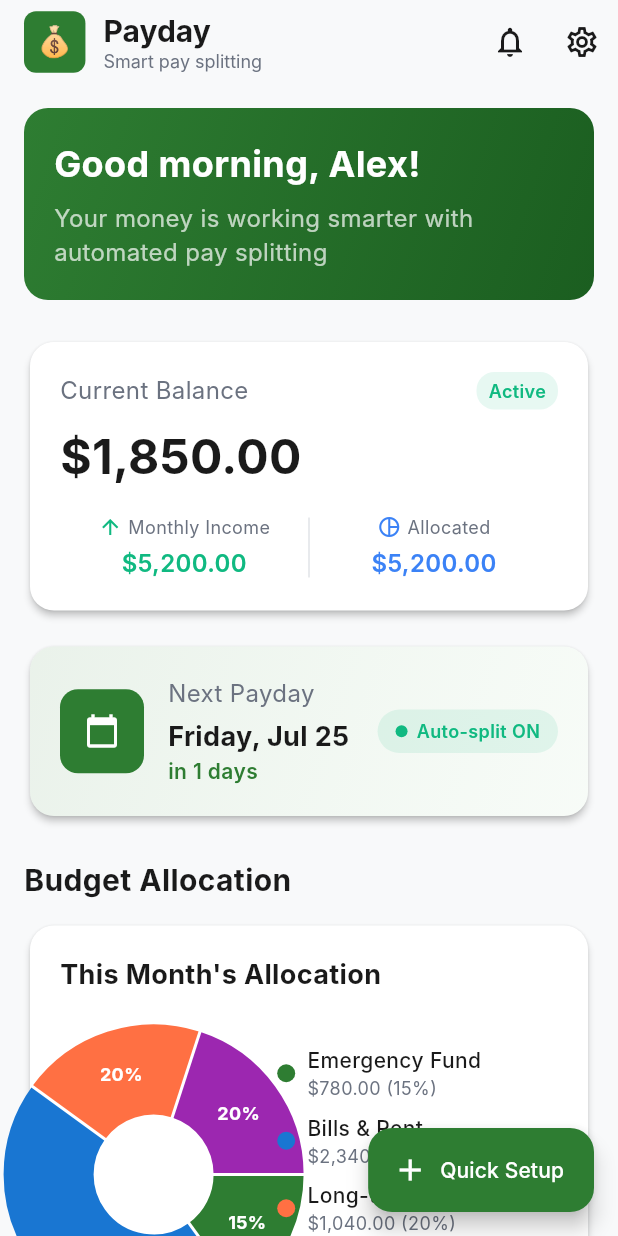
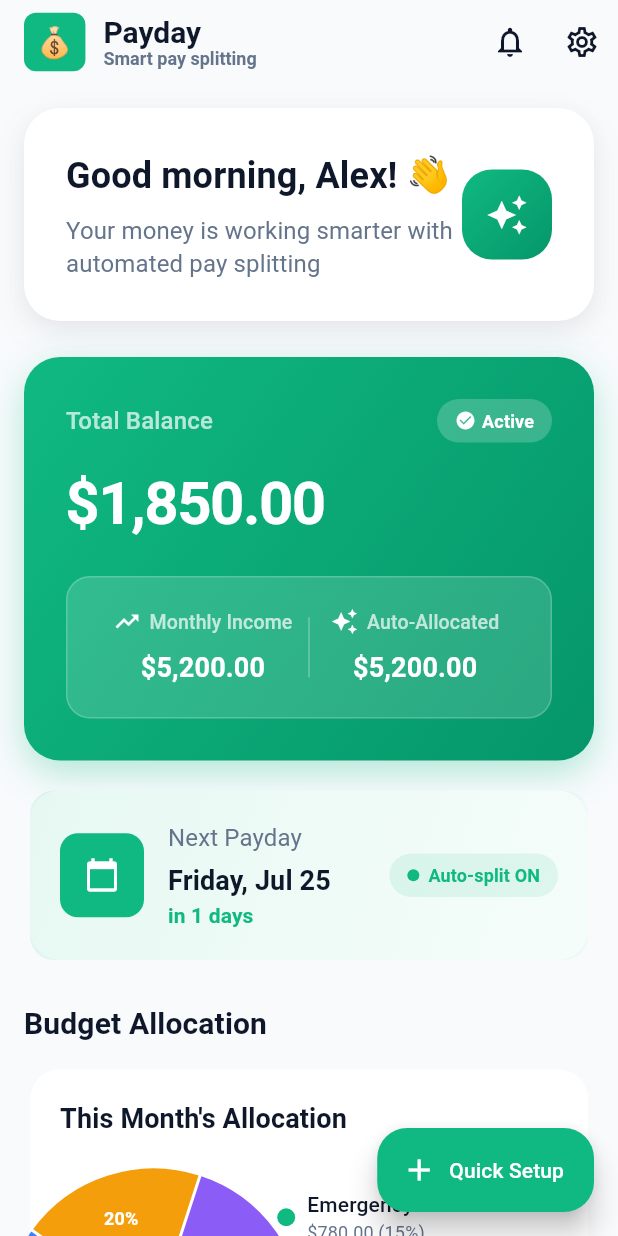
Before and after one commit to jasonpoonia/PayDay, a Flutter app: the screen it shows after launch, on a phone screen of 412 x 824 dp. Run offline on Flutter 3.47's test engine with Material 3 defaults, Android fonts, the phone set to English and light mode, and no system bars; drawn by our look-alikes of fl_chart; Roboto replaces fonts that are missing (Inter, SF Pro Display).

Commit message:
Updated colour and design

```diff
--- a/payday/lib/main.dart
+++ b/payday/lib/main.dart
@@ -1,4 +1,5 @@
 import 'package:flutter/material.dart';
+import 'package:flutter/services.dart';
 import 'package:provider/provider.dart';
 import 'providers/budget_provider.dart';
 import 'screens/home_screen.dart';
@@ -21,20 +22,86 @@ class PaydayApp extends StatelessWidget {
         title: 'Payday',
         debugShowCheckedModeBanner: false,
         theme: ThemeData(
+          useMaterial3: true,
           primarySwatch: Colors.green,
           primaryColor: AppColors.primary,
           scaffoldBackgroundColor: AppColors.background,
-          fontFamily: 'Inter',
+          fontFamily: 'SF Pro Display', // iOS-style font fallback
+
+          // Modern AppBar theme
           appBarTheme: const AppBarTheme(
             backgroundColor: AppColors.background,
             elevation: 0,
             foregroundColor: AppColors.textPrimary,
+            systemOverlayStyle: SystemUiOverlayStyle.dark,
+            titleTextStyle: TextStyle(
+              color: AppColors.textPrimary,
+              fontSize: 20,
+              fontWeight: FontWeight.w600,
+            ),
           ),
+
+          // Modern Card theme
           cardTheme: CardTheme(
             color: AppColors.cardBackground,
-            elevation: 2,
+            elevation: 0,
+            shadowColor: Colors.black.withOpacity(0.1),
             shape: RoundedRectangleBorder(
-              borderRadius: BorderRadius.circular(16),
+              borderRadius: BorderRadius.circular(20),
+            ),
+          ),
+
+          // Modern text theme
+          textTheme: const TextTheme(
+            headlineLarge: TextStyle(
+              fontSize: 32,
+              fontWeight: FontWeight.bold,
+              color: AppColors.textPrimary,
+              letterSpacing: -0.5,
+            ),
+            headlineMedium: TextStyle(
+              fontSize: 24,
+              fontWeight: FontWeight.w600,
+              color: AppColors.textPrimary,
+              letterSpacing: -0.3,
+            ),
+            bodyLarge: TextStyle(
+              fontSize: 16,
+              fontWeight: FontWeight.w400,
+              color: AppColors.textPrimary,
+              letterSpacing: 0.1,
+            ),
+            bodyMedium: TextStyle(
+              fontSize: 14,
+              fontWeight: FontWeight.w400,
+              color: AppColors.textSecondary,
+              letterSpacing: 0.1,
+            ),
+          ),
+
+          // Modern button themes
+          elevatedButtonTheme: ElevatedButtonThemeData(
+            style: ElevatedButton.styleFrom(
+              backgroundColor: AppColors.primary,
+              foregroundColor: Colors.white,
+              elevation: 0,
+              padding: const EdgeInsets.symmetric(horizontal: 24, vertical: 16),
+              shape: RoundedRectangleBorder(
+                borderRadius: BorderRadius.circular(16),
+              ),
+              textStyle: const TextStyle(
+                fontSize: 16,
+                fontWeight: FontWeight.w600,
+              ),
+            ),
+          ),
+
+          floatingActionButtonTheme: const FloatingActionButtonThemeData(
+            backgroundColor: AppColors.primary,
+            foregroundColor: Colors.white,
+            elevation: 8,
+            shape: RoundedRectangleBorder(
+              borderRadius: BorderRadius.all(Radius.circular(20)),
             ),
           ),
         ),
--- a/payday/lib/screens/home_screen.dart
+++ b/payday/lib/screens/home_screen.dart
@@ -146,27 +146,24 @@ class HomeScreen extends StatelessWidget {
     }
 
     return Container(
-      padding: const EdgeInsets.all(20),
+      padding: const EdgeInsets.all(28),
       decoration: BoxDecoration(
-        gradient: LinearGradient(
-          colors: [
-            AppColors.primary,
-            AppColors.primaryDark,
-          ],
-          begin: Alignment.topLeft,
-          end: Alignment.bottomRight,
+        color: AppColors.cardBackground,
+        borderRadius: BorderRadius.circular(24),
+        boxShadow: AppColors.cardShadow,
       ),
-        borderRadius: BorderRadius.circular(16),
-      ),
+      child: Row(
+        children: [
+          Expanded(
             child: Column(
               crossAxisAlignment: CrossAxisAlignment.start,
               children: [
                 Text(
-            '$greeting, Alex!',
+                  '$greeting, Alex! 👋',
                   style: const TextStyle(
                     fontSize: 24,
                     fontWeight: FontWeight.bold,
-              color: Colors.white,
+                    color: AppColors.textPrimary,
                   ),
                 ),
                 const SizedBox(height: 8),
@@ -174,7 +171,24 @@ class HomeScreen extends StatelessWidget {
                   'Your money is working smarter with automated pay splitting',
                   style: TextStyle(
                     fontSize: 16,
-              color: Colors.white70,
+                    color: AppColors.textSecondary,
+                    height: 1.4,
+                  ),
+                ),
+              ],
+            ),
+          ),
+          Container(
+            width: 60,
+            height: 60,
+            decoration: BoxDecoration(
+              gradient: AppColors.primaryGradient,
+              borderRadius: BorderRadius.circular(20),
+            ),
+            child: const Icon(
+              Icons.auto_awesome,
+              color: Colors.white,
+              size: 28,
             ),
           ),
         ],
@@ -228,7 +242,8 @@ class HomeScreen extends StatelessWidget {
     );
   }
 
-  Widget _buildActionCard(String title, IconData icon, Color color, VoidCallback onTap) {
+  Widget _buildActionCard(
+      String title, IconData icon, Color color, VoidCallback onTap) {
     return Card(
       child: InkWell(
         onTap: onTap,
--- a/payday/lib/utils/app_colors.dart
+++ b/payday/lib/utils/app_colors.dart
@@ -1,39 +1,75 @@
 import 'package:flutter/material.dart';
 
 class AppColors {
-  // Primary brand colors
-  static const Color primary = Color(0xFF2E7D32); // Forest Green
-  static const Color primaryLight = Color(0xFF66BB6A);
-  static const Color primaryDark = Color(0xFF1B5E20);
+  // Modern Primary Colors - Updated to trending teal/mint theme
+  static const Color primary = Color(0xFF10B981); // Emerald green
+  static const Color primaryLight = Color(0xFF34D399);
+  static const Color primaryDark = Color(0xFF059669);
 
   // Secondary colors
-  static const Color secondary = Color(0xFF4CAF50);
-  static const Color accent = Color(0xFFFF7043); // Orange for alerts/actions
+  static const Color secondary = Color(0xFF3B82F6); // Blue
+  static const Color accent = Color(0xFFF59E0B); // Amber for highlights
 
-  // Background colors
-  static const Color background = Color(0xFFF8F9FA);
+  // Modern Background colors
+  static const Color background = Color(0xFFF8FAFC); // Softer background
   static const Color cardBackground = Color(0xFFFFFFFF);
   static const Color surface = Color(0xFFFFFFFF);
 
-  // Text colors
-  static const Color textPrimary = Color(0xFF1A1A1A);
-  static const Color textSecondary = Color(0xFF6B7280);
-  static const Color textTertiary = Color(0xFF9CA3AF);
+  // Text colors with better contrast
+  static const Color textPrimary =
+      Color(0xFF0F172A); // Darker for better readability
+  static const Color textSecondary = Color(0xFF64748B);
+  static const Color textTertiary = Color(0xFF94A3B8);
 
-  // Status colors
+  // Status colors - Modern palette
   static const Color success = Color(0xFF10B981);
-  static const Color warning = Color(0xFFFF7043);
+  static const Color warning = Color(0xFFF59E0B);
   static const Color error = Color(0xFFEF4444);
   static const Color info = Color(0xFF3B82F6);
 
-  // Category colors for budget visualization
+  // Modern gradient colors
+  static const LinearGradient primaryGradient = LinearGradient(
+    colors: [Color(0xFF10B981), Color(0xFF059669)],
+    begin: Alignment.topLeft,
+    end: Alignment.bottomRight,
+  );
+
+  static const LinearGradient cardGradient = LinearGradient(
+    colors: [Color(0xFFFFFFFF), Color(0xFFF8FAFC)],
+    begin: Alignment.topLeft,
+    end: Alignment.bottomRight,
+  );
+
+  // Category colors for budget visualization - More vibrant
   static const List<Color> categoryColors = [
-    Color(0xFF2E7D32), // Savings - Green
-    Color(0xFF1976D2), // Bills - Blue
-    Color(0xFFFF7043), // Emergency - Orange
-    Color(0xFF9C27B0), // Spending - Purple
-    Color(0xFFFF5722), // Food - Red Orange
-    Color(0xFF795548), // Transport - Brown
-    Color(0xFF607D8B), // Other - Blue Grey
+    Color(0xFF10B981), // Savings - Emerald
+    Color(0xFF3B82F6), // Bills - Blue
+    Color(0xFFF59E0B), // Emergency - Amber
+    Color(0xFF8B5CF6), // Spending - Purple
+    Color(0xFFEF4444), // Food - Red
+    Color(0xFF06B6D4), // Transport - Cyan
+    Color(0xFF84CC16), // Other - Lime
+  ];
+
+  // Shadows
+  static const List<BoxShadow> cardShadow = [
+    BoxShadow(
+      color: Color(0x0A000000),
+      blurRadius: 10,
+      offset: Offset(0, 4),
+    ),
+    BoxShadow(
+      color: Color(0x0D000000),
+      blurRadius: 20,
+      offset: Offset(0, 8),
+    ),
+  ];
+
+  static const List<BoxShadow> softShadow = [
+    BoxShadow(
+      color: Color(0x08000000),
+      blurRadius: 6,
+      offset: Offset(0, 2),
+    ),
   ];
 }
--- a/payday/lib/widgets/balance_card.dart
+++ b/payday/lib/widgets/balance_card.dart
@@ -13,9 +13,20 @@ class BalanceCard extends StatelessWidget {
       builder: (context, budgetProvider, child) {
         final formatter = NumberFormat.currency(locale: 'en_NZ', symbol: '\$');
 
-        return Card(
-          child: Padding(
-            padding: const EdgeInsets.all(20),
+        return Container(
+          decoration: BoxDecoration(
+            gradient: AppColors.primaryGradient,
+            borderRadius: BorderRadius.circular(24),
+            boxShadow: [
+              BoxShadow(
+                color: AppColors.primary.withOpacity(0.3),
+                blurRadius: 20,
+                offset: const Offset(0, 8),
+              ),
+            ],
+          ),
+          child: Container(
+            padding: const EdgeInsets.all(28),
             child: Column(
               crossAxisAlignment: CrossAxisAlignment.start,
               children: [
@@ -23,66 +34,88 @@ class BalanceCard extends StatelessWidget {
                   mainAxisAlignment: MainAxisAlignment.spaceBetween,
                   children: [
                     const Text(
-                      'Current Balance',
+                      'Total Balance',
                       style: TextStyle(
                         fontSize: 16,
-                        color: AppColors.textSecondary,
+                        color: Colors.white70,
+                        fontWeight: FontWeight.w500,
                       ),
                     ),
                     Container(
                       padding: const EdgeInsets.symmetric(
-                        horizontal: 8,
-                        vertical: 4,
+                        horizontal: 12,
+                        vertical: 6,
                       ),
                       decoration: BoxDecoration(
-                        color: AppColors.success.withOpacity(0.1),
-                        borderRadius: BorderRadius.circular(12),
+                        color: Colors.white.withOpacity(0.2),
+                        borderRadius: BorderRadius.circular(20),
                       ),
-                      child: const Text(
+                      child: const Row(
+                        mainAxisSize: MainAxisSize.min,
+                        children: [
+                          Icon(
+                            Icons.check_circle,
+                            size: 14,
+                            color: Colors.white,
+                          ),
+                          SizedBox(width: 4),
+                          Text(
                             'Active',
                             style: TextStyle(
                               fontSize: 12,
-                          color: AppColors.success,
+                              color: Colors.white,
                               fontWeight: FontWeight.w600,
-                        ),
                             ),
                           ),
                         ],
                       ),
-                const SizedBox(height: 8),
+                    ),
+                  ],
+                ),
+                const SizedBox(height: 12),
                 Text(
                   formatter.format(budgetProvider.currentBalance),
                   style: const TextStyle(
-                    fontSize: 32,
+                    fontSize: 40,
                     fontWeight: FontWeight.bold,
-                    color: AppColors.textPrimary,
+                    color: Colors.white,
+                    letterSpacing: -1,
                   ),
                 ),
-                const SizedBox(height: 16),
-                Row(
+                const SizedBox(height: 20),
+                Container(
+                  padding: const EdgeInsets.all(20),
+                  decoration: BoxDecoration(
+                    color: Colors.white.withOpacity(0.15),
+                    borderRadius: BorderRadius.circular(16),
+                    border: Border.all(
+                      color: Colors.white.withOpacity(0.2),
+                      width: 1,
+                    ),
+                  ),
+                  child: Row(
                     children: [
                       Expanded(
                         child: _buildBalanceItem(
                           'Monthly Income',
                           formatter.format(budgetProvider.monthlyIncome),
-                        Icons.arrow_upward,
-                        AppColors.success,
+                          Icons.trending_up,
                         ),
                       ),
                       Container(
                         width: 1,
                         height: 40,
-                      color: AppColors.textTertiary.withOpacity(0.3),
+                        color: Colors.white.withOpacity(0.3),
                       ),
                       Expanded(
                         child: _buildBalanceItem(
-                        'Allocated',
+                          'Auto-Allocated',
                           formatter.format(budgetProvider.totalAllocated),
-                        Icons.pie_chart_outline,
-                        AppColors.info,
+                          Icons.auto_awesome,
                         ),
                       ),
                     ],
+                  ),
                 ),
               ],
             ),
@@ -92,9 +125,9 @@ class BalanceCard extends StatelessWidget {
     );
   }
 
-  Widget _buildBalanceItem(String label, String amount, IconData icon, Color color) {
+  Widget _buildBalanceItem(String label, String amount, IconData icon) {
     return Padding(
-      padding: const EdgeInsets.symmetric(horizontal: 12),
+      padding: const EdgeInsets.symmetric(horizontal: 8),
       child: Column(
         children: [
           Row(
@@ -102,26 +135,27 @@ class BalanceCard extends StatelessWidget {
             children: [
               Icon(
                 icon,
-                size: 16,
-                color: color,
+                size: 18,
+                color: Colors.white,
               ),
-              const SizedBox(width: 4),
+              const SizedBox(width: 6),
               Text(
                 label,
                 style: const TextStyle(
-                  fontSize: 12,
-                  color: AppColors.textSecondary,
+                  fontSize: 13,
+                  color: Colors.white70,
+                  fontWeight: FontWeight.w500,
                 ),
               ),
             ],
           ),
-          const SizedBox(height: 4),
+          const SizedBox(height: 8),
           Text(
             amount,
-            style: TextStyle(
-              fontSize: 16,
-              fontWeight: FontWeight.w600,
-              color: color,
+            style: const TextStyle(
+              fontSize: 18,
+              fontWeight: FontWeight.bold,
+              color: Colors.white,
             ),
           ),
         ],
```
Lines whose indentation alone changed are shown as unchanged.
